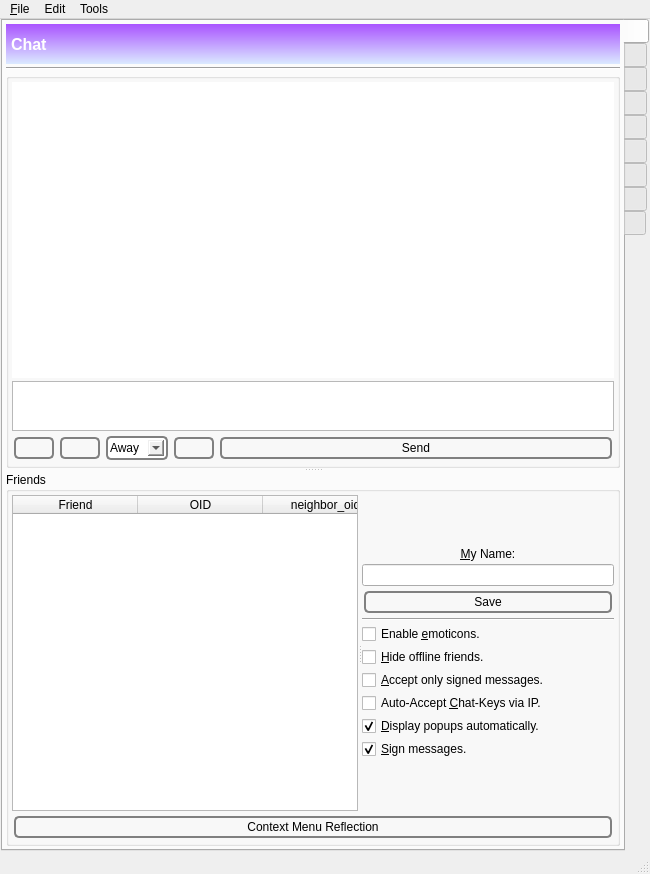
Before: the Qt Designer form GoldBug-UI/controlcenter.ui in xloem/spot-on-svn, drawn with Qt 5.
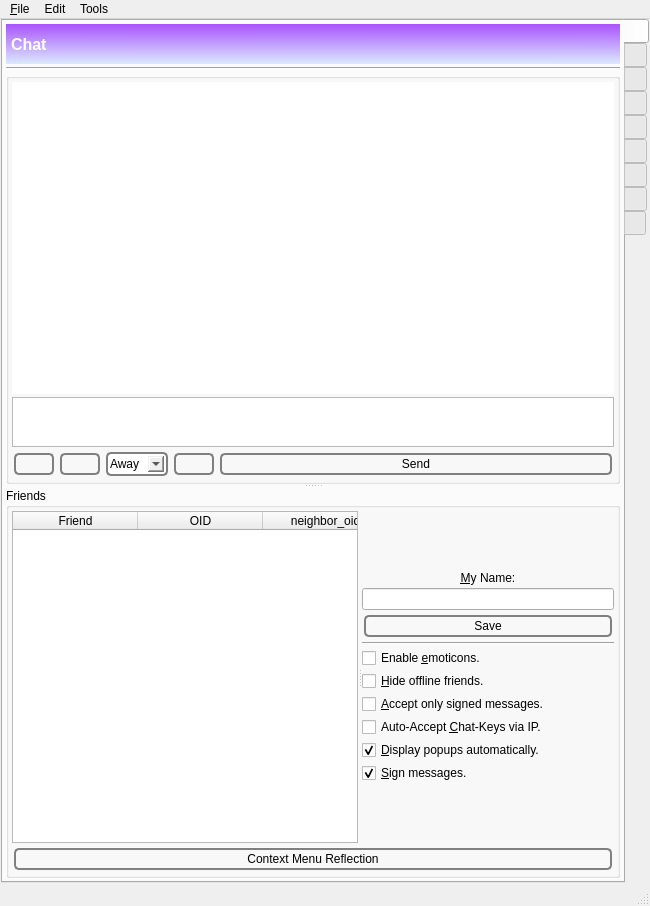
After: the same form once the commit is applied. Icons and pictures are not drawn. Custom widgets are drawn as their Qt base class.

Patch:
```diff
--- a/GoldBug-UI/controlcenter.ui
+++ b/GoldBug-UI/controlcenter.ui
@@ -7,7 +7,7 @@
     <x>0</x>
     <y>0</y>
     <width>650</width>
-    <height>874</height>
+    <height>906</height>
    </rect>
   </property>
   <property name="windowTitle">
```
Left out of the diff: 5 changed lines with no effect on the pictures.
